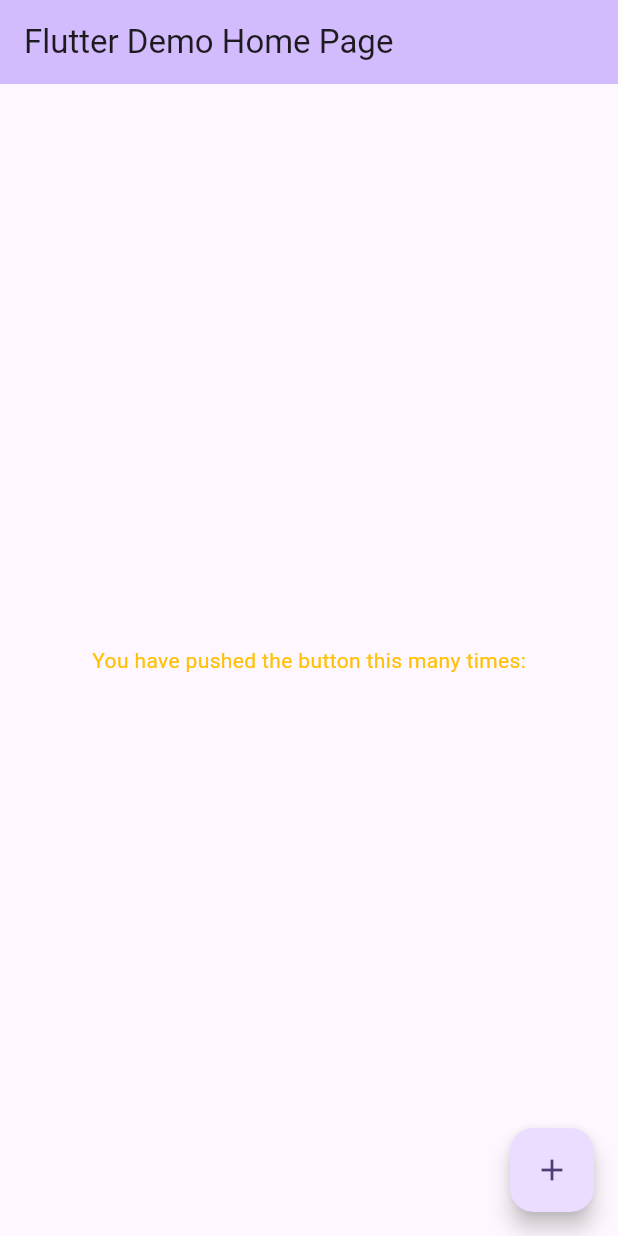
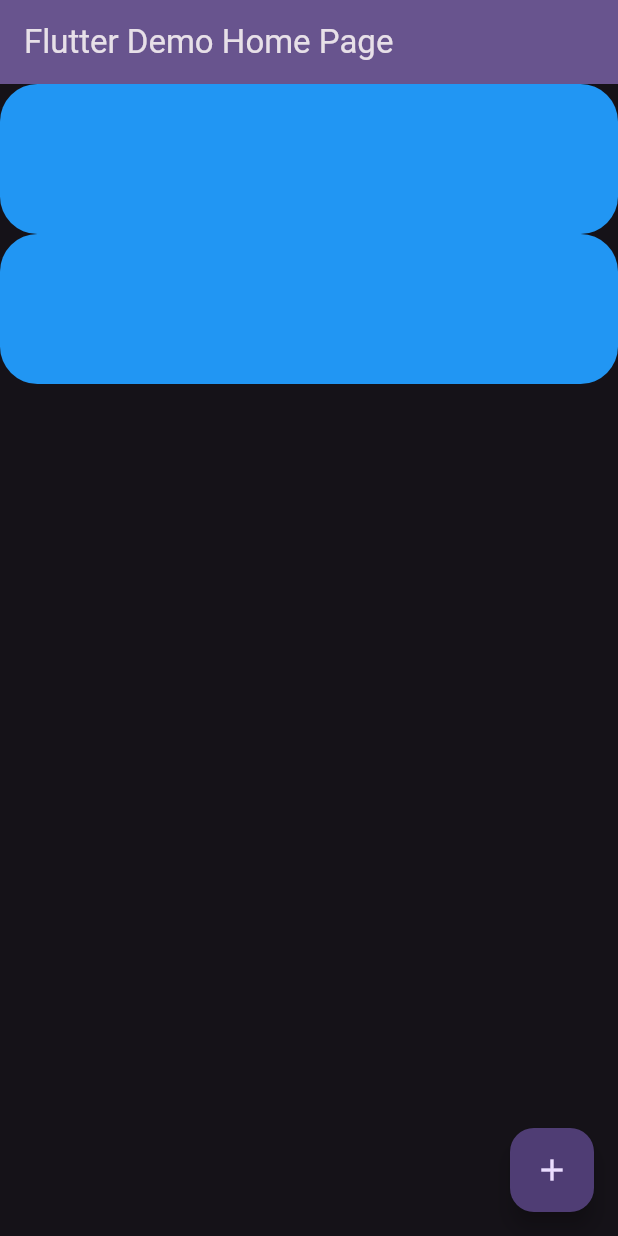
Before and after one commit to Gideonjon/Flutter-learning, a Flutter app: the screen it shows after launch, on a phone screen of 412 x 824 dp. Run offline on Flutter 3.47's test engine with Material 3 defaults, Android fonts, the phone set to English and light mode, and no system bars.

Commit message:
new-options-added-now

```diff
--- a/lib/main.dart
+++ b/lib/main.dart
@@ -4,7 +4,11 @@ void main() {
   runApp(const MyApp());
 }
 
-
+String name = 'Flutter';
+int age = 5;
+double height = 5.5;
+List mylist = [1, 2, 3, 4, 5];
+Map<String, dynamic> mymap = {'string': 'string', 'string2': 4444};
 
 class MyApp extends StatelessWidget {
   const MyApp({super.key});
@@ -13,6 +17,7 @@ class MyApp extends StatelessWidget {
   @override
   Widget build(BuildContext context) {
     return MaterialApp(
+      debugShowCheckedModeBanner: false,
       title: 'Flutter Demo',
       theme: ThemeData(
         // This is the theme of your application.
@@ -30,7 +35,10 @@ class MyApp extends StatelessWidget {
         //
         // This works for code too, not just values: Most code changes can be
         // tested with just a hot reload.
-        colorScheme: ColorScheme.fromSeed(seedColor: Colors.deepPurple),
+        colorScheme: ColorScheme.fromSeed(
+          seedColor: Colors.deepPurple,
+          brightness: Brightness.dark,
+        ),
         useMaterial3: true,
       ),
       home: const MyHomePage(title: 'Flutter Demo Home Page'),
@@ -91,8 +99,31 @@ class _MyHomePageState extends State<MyHomePage> {
       body: Center(
         // Center is a layout widget. It takes a single child and positions it
         // in the middle of the parent.
-        child: Text('You have pushed the button this many times:',
-        style: TextStyle(color: Colors.amber),),
+        child: Column(
+          children: [
+            Container(
+              height: 100,
+              width: double.infinity,
+
+              decoration: BoxDecoration(
+                borderRadius: BorderRadius.circular(25.0),
+              color: Colors.blue,
+              ),
+
+                  ),
+
+                 Container(
+                  height: 100,
+              width: double.infinity,
+
+                            decoration: BoxDecoration(
+                borderRadius: BorderRadius.circular(25.0),
+              color: Colors.blue,
+              ),
+
+                  ),
+          ],
+        ),
       ),
       floatingActionButton: FloatingActionButton(
         onPressed: _incrementCounter,
```
